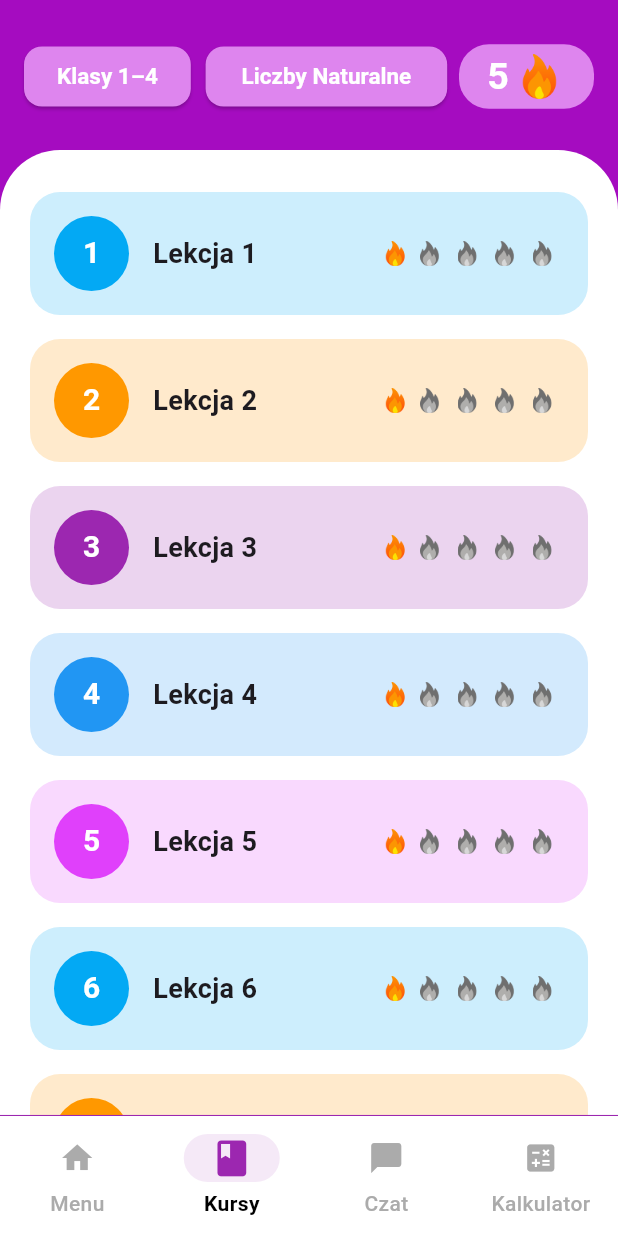
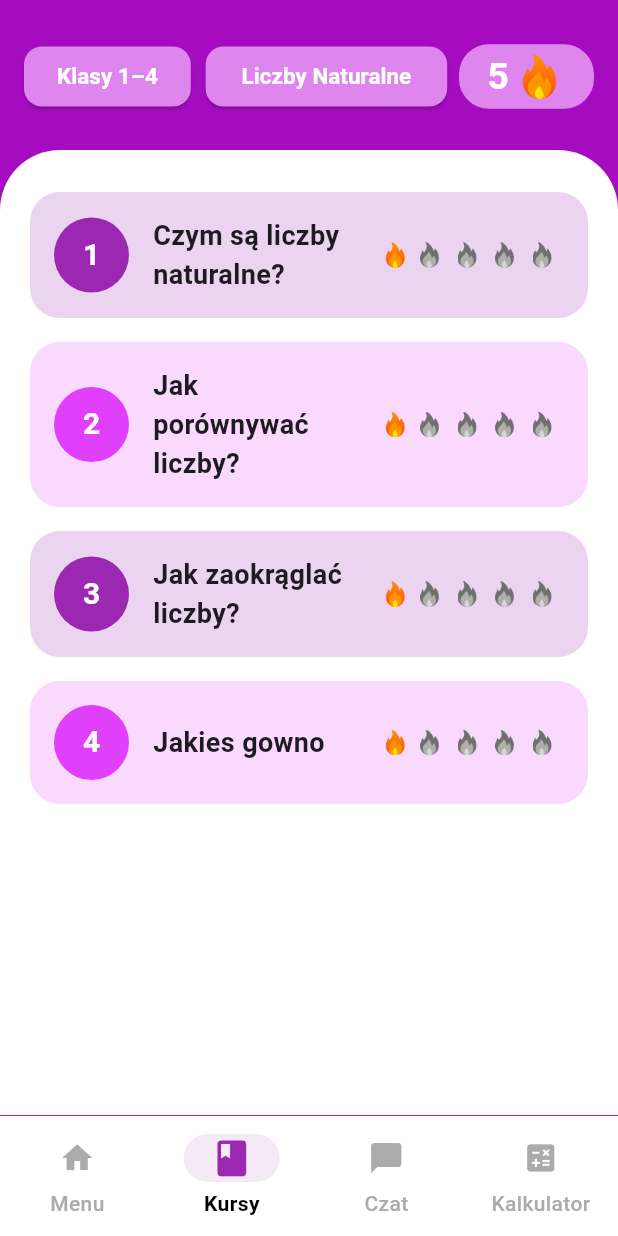
Before and after one commit to SzimiCode/AplikacjaMatematyka, a Flutter app: the screen it shows after launch, item 2 of the bottom bar chosen, on a phone screen of 412 x 824 dp. Run offline on Flutter 3.47's test engine with Material 3 defaults, Android fonts, the phone set to English and light mode, and no system bars; our stand-ins replace dash_chat_2, flutter_gemini, math_expressions.

Commit message:
fix: removed loop

```diff
--- /dev/null
+++ b/aplikacjamatematyka/lib/features/quiz/model/tempLessons.dart
@@ -0,0 +1,6 @@
+final List<String> lessons = [
+  'Czym są liczby naturalne?',
+  'Jak porównywać liczby?',
+  'Jak zaokrąglać liczby?',
+  'Jakies gowno',
+];
--- a/aplikacjamatematyka/lib/features/quiz/view/pages/choose_lesson_page.dart
+++ b/aplikacjamatematyka/lib/features/quiz/view/pages/choose_lesson_page.dart
@@ -2,6 +2,7 @@ import 'package:aplikacjamatematyka/features/home/view/widgets/navbar_widget.dar
 import 'package:aplikacjamatematyka/features/quiz/view/widgets/appbar_widget.dart';
 import 'package:aplikacjamatematyka/features/quiz/view/widgets/lesson_card_widget.dart';
 import 'dart:math';
+import 'package:aplikacjamatematyka/features/quiz/model/tempLessons.dart';
 
 
 
@@ -33,11 +34,11 @@ class _ChooseLessonPageState extends State<ChooseLessonPage> {
           ),
           child: ListView.builder(
             padding: const EdgeInsets.only(top: 20),
-            itemCount: 9,
+            itemCount: lessons.length,
             itemBuilder: (context, index) {
               return LessonCard(
                 number: index + 1,
-                title: "Lekcja ${index + 1}",
+                title: lessons[index],
                 color: _getColor(index),
                 flameCounter: Random().nextInt(5) + 1,
                 onTap: () => widget.viewModel.onLessonButtonPressed(),
@@ -53,10 +54,7 @@ class _ChooseLessonPageState extends State<ChooseLessonPage> {
 
 Color _getColor(int index) {
   const colors = [
-    Colors.lightBlue,
-    Colors.orange,
     Colors.purple,
-    Colors.blue,
     Colors.purpleAccent,
   ];
   return colors[index % colors.length];
```
